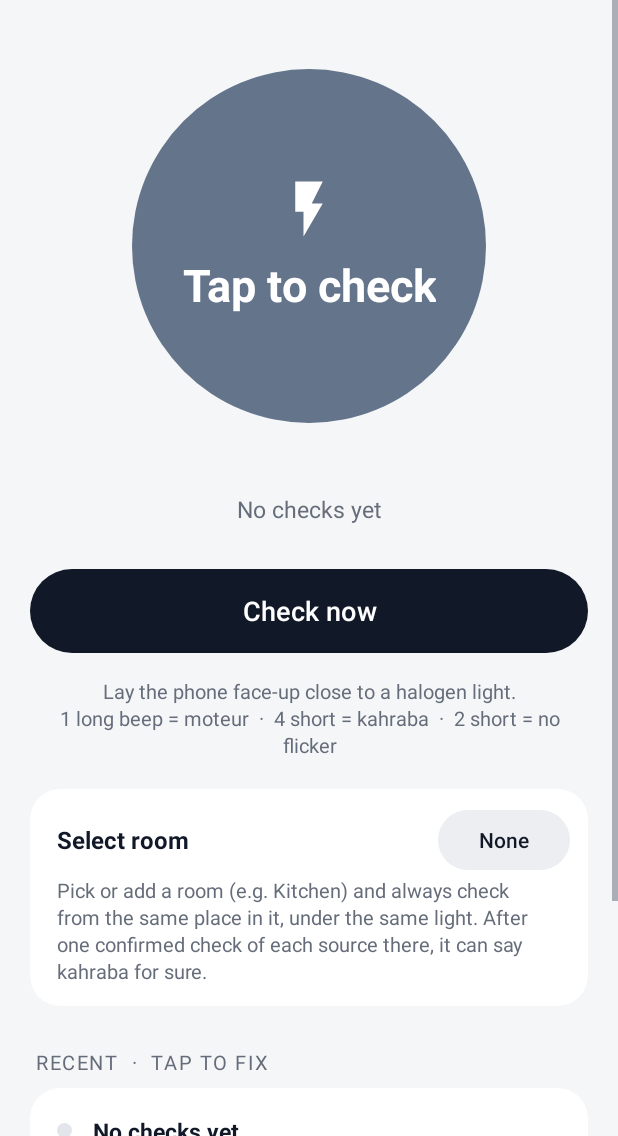
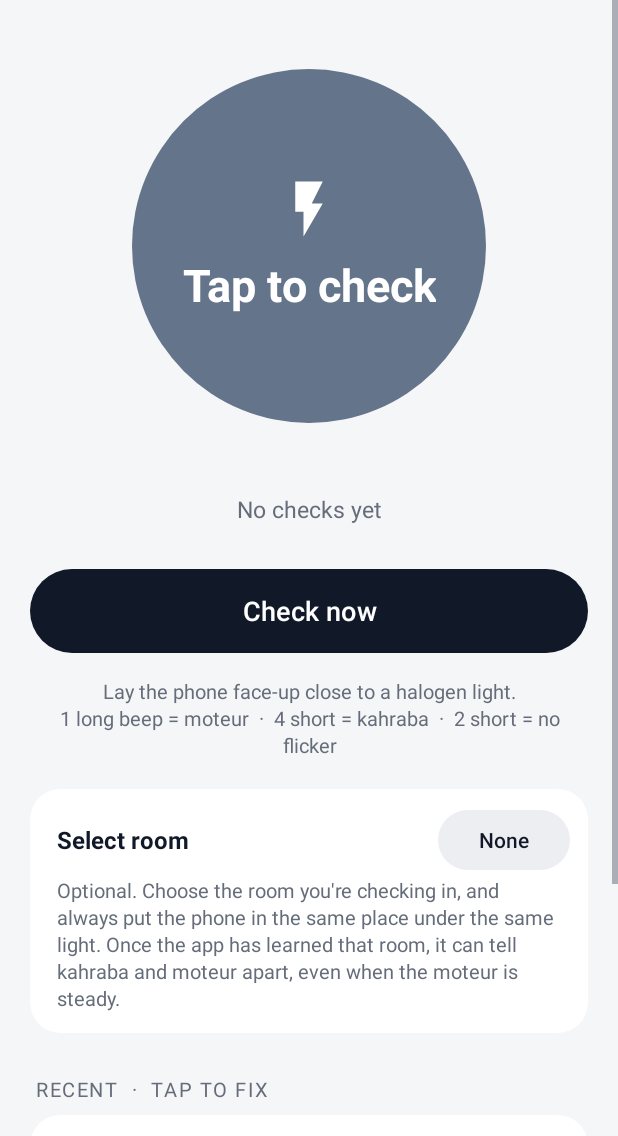
Before and after one commit to btpe831/Kahraba, an Android app: the MainActivity screen opened directly, with no data from a screen before it, on a phone screen of 412 x 824 dp, the part 100-1236 px from its top. Run offline under Robolectric (Android 15) with nearby library versions, the phone set to English and light mode, and no system bars.

Commit message:
Plainer room descriptions on both screens
Co-Authored-By: Claude Opus 5.5 <noreply@anthropic.com>
Claude-Session: https://claude.ai/code/session_01PtKZYC5E2QmJcQQHCUJn71

```diff
--- a/app/src/main/java/com/karaba/power/MainActivity.kt
+++ b/app/src/main/java/com/karaba/power/MainActivity.kt
@@ -292,8 +292,9 @@ class MainActivity : ThemedActivity(), SensorEventListener {
         spotButton.text = room.ifEmpty { "None" }
         spotInfo.text = RoomPicker.describe(
             this, room,
-            "Pick or add a room (e.g. Kitchen) and always check from the same place in it, under the " +
-                "same light. After one confirmed check of each source there, it can say kahraba for sure.",
+            "Optional. Choose the room you're checking in, and always put the phone in the same place under " +
+                "the same light. Once the app has learned that room, it can tell kahraba and moteur apart, " +
+                "even when the moteur is steady.",
         )
     }
 
--- a/app/src/main/java/com/karaba/power/MonitorActivity.kt
+++ b/app/src/main/java/com/karaba/power/MonitorActivity.kt
@@ -168,8 +168,8 @@ class MonitorActivity : ThemedActivity() {
         findViewById<Button>(R.id.monitorRoomButton).text = room.ifEmpty { "None" }
         findViewById<TextView>(R.id.monitorRoomInfo).text = RoomPicker.describe(
             this, room,
-            "Optional. Pick the room this phone sits in to share what it learned with quick checks there. " +
-                "With learned levels, the monitor can tell kahraba from moteur straight away, even a calm moteur.",
+            "Optional. Choose the room where this phone is placed. Once the app has learned that room, " +
+                "it can tell kahraba and moteur apart right from the start, even when the moteur is steady.",
         )
     }
 
```
Also changed, not shown: app/src/main/java/com/karaba/power/RoomPicker.kt (+7 -5 lines).
